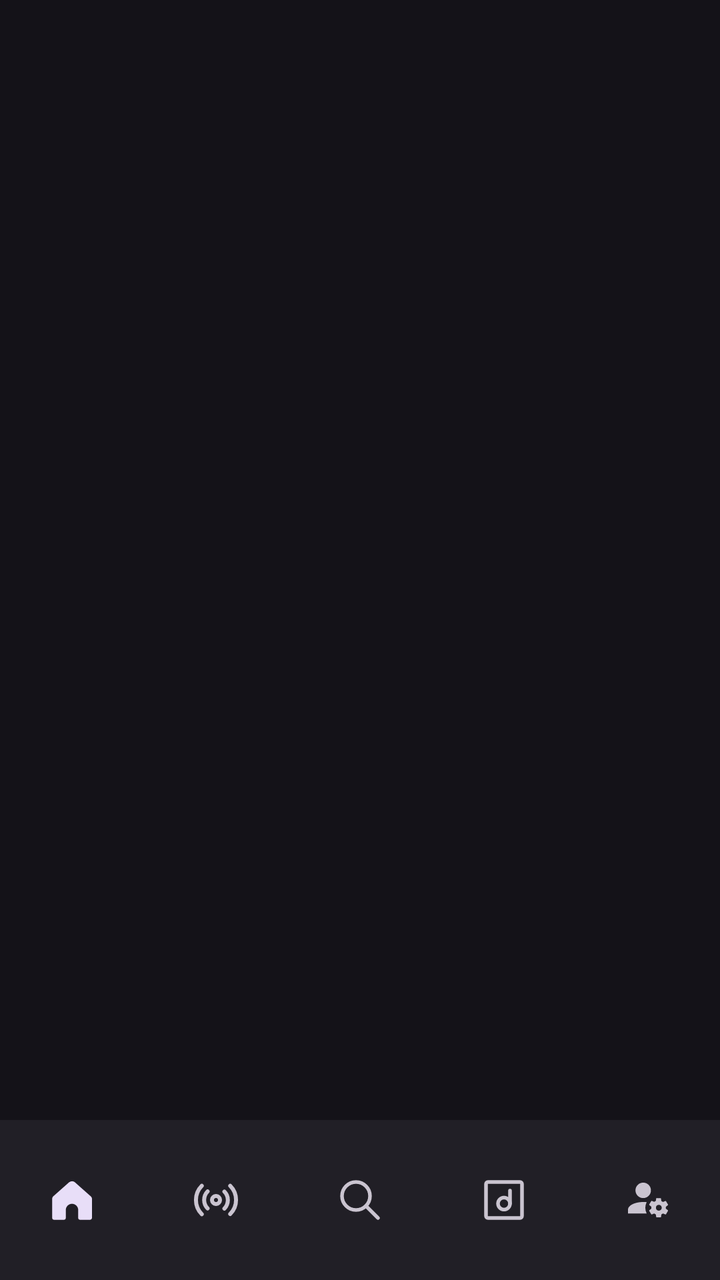
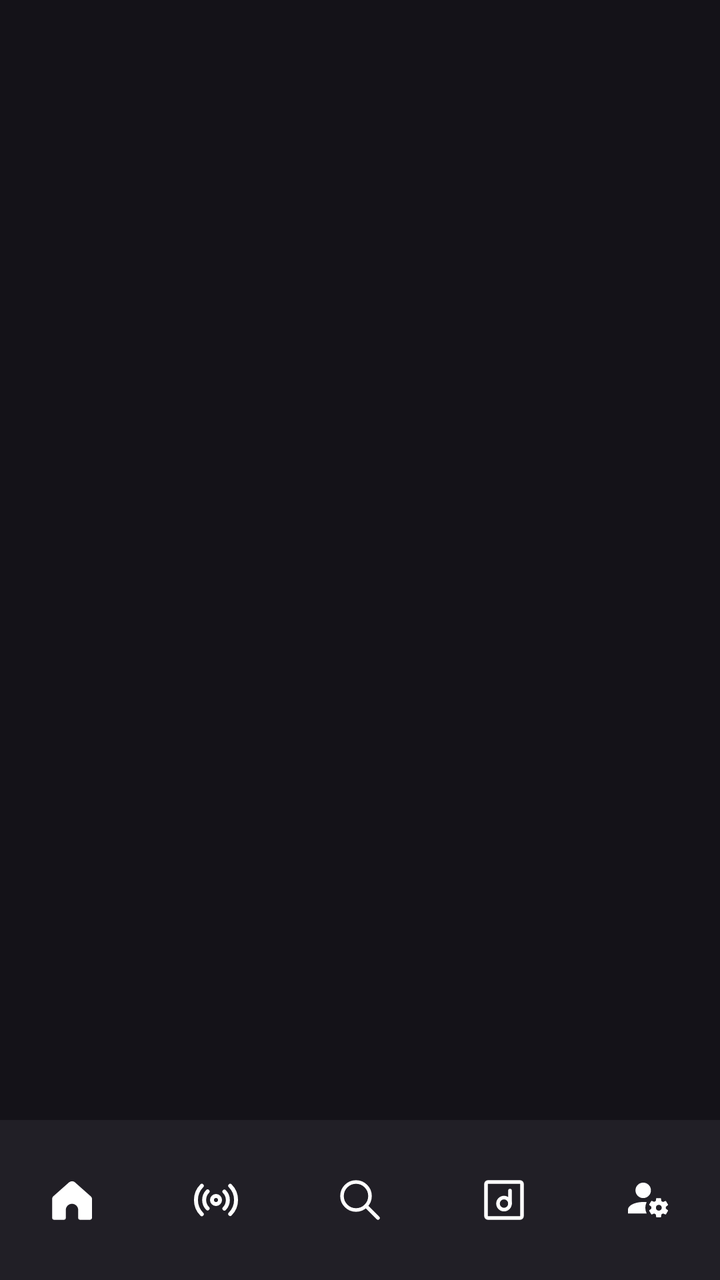

Compare the two renders of this Android layout. The source of the first and the diff that turns it into the second are given below.
<!-- AndroidManifest.xml: application theme Theme.HamrahangMobile -->
<!-- res/layout/activity_main.xml -->
<?xml version="1.0" encoding="utf-8"?>
<LinearLayout xmlns:android="http://schemas.android.com/apk/res/android"
    xmlns:app="http://schemas.android.com/apk/res-auto"
    android:layout_width="match_parent"
    android:layout_height="match_parent"
    android:orientation="vertical">

    <LinearLayout
        android:id="@+id/content"
        android:layout_width="match_parent"
        android:layout_height="0dp"
        android:layout_weight="1"
        android:orientation="vertical">

        <FrameLayout
            android:id="@+id/fragmentContainer"
            android:layout_width="match_parent"
            android:layout_height="0dp"
            android:layout_weight="1" />

        <LinearLayout
            android:id="@+id/miniPlayer"
            android:layout_width="match_parent"
            android:layout_height="56dp"
            android:background="?attr/colorSurfaceContainerHigh"
            android:gravity="center_vertical"
            android:orientation="horizontal"
            android:paddingStart="12dp"
            android:paddingEnd="4dp"
            android:visibility="gone">

            <ImageView
                android:id="@+id/miniArtwork"
                android:layout_width="40dp"
                android:layout_height="40dp"
                android:importantForAccessibility="no" />

            <TextView
                android:id="@+id/miniTitle"
                android:layout_width="0dp"
                android:layout_height="wrap_content"
                android:layout_marginStart="12dp"
                android:layout_weight="1"
                android:ellipsize="end"
                android:maxLines="1"
                android:textAppearance="?attr/textAppearanceBodyMedium" />

            <ImageButton
                android:id="@+id/miniPlayPause"
                android:layout_width="48dp"
                android:layout_height="48dp"
                android:background="?attr/selectableItemBackgroundBorderless"
                android:contentDescription="@string/play_pause"
                android:src="@drawable/ic_play" />
        </LinearLayout>
    </LinearLayout>

    
    <com.google.android.material.bottomnavigation.BottomNavigationView
        android:id="@+id/bottomNav"
        android:layout_width="match_parent"
        android:layout_height="wrap_content"
        android:layoutDirection="ltr"
        app:labelVisibilityMode="unlabeled"
        app:menu="@menu/bottom_nav" />
</LinearLayout>
<!-- resources referenced by this layout -->
<resources>
  <!-- drawable ic_play (drawable) -->
  <?xml version="1.0" encoding="utf-8"?>
  <vector xmlns:android="http://schemas.android.com/apk/res/android"
      android:width="24dp"
      android:height="24dp"
      android:viewportWidth="24"
      android:viewportHeight="24">
      <path android:fillColor="#FFFFFFFF" android:pathData="M8,5v14l11,-7z" />
  </vector>
  <string name="play_pause">Play or pause</string>
  <style name="Theme.HamrahangMobile" parent="Theme.Material3.Dark.NoActionBar" />
</resources>

<!-- the commit's change to res/layout/activity_main.xml (unified diff, before → after) -->
@@ -61,6 +61,9 @@
         android:layout_width="match_parent"
         android:layout_height="wrap_content"
         android:layoutDirection="ltr"
+        app:itemActiveIndicatorEnabled="false"
+        app:itemBackground="@android:color/transparent"
+        app:itemIconTint="@color/bottom_nav_icon_tint"
         app:labelVisibilityMode="unlabeled"
         app:menu="@menu/bottom_nav" />
 </LinearLayout>
